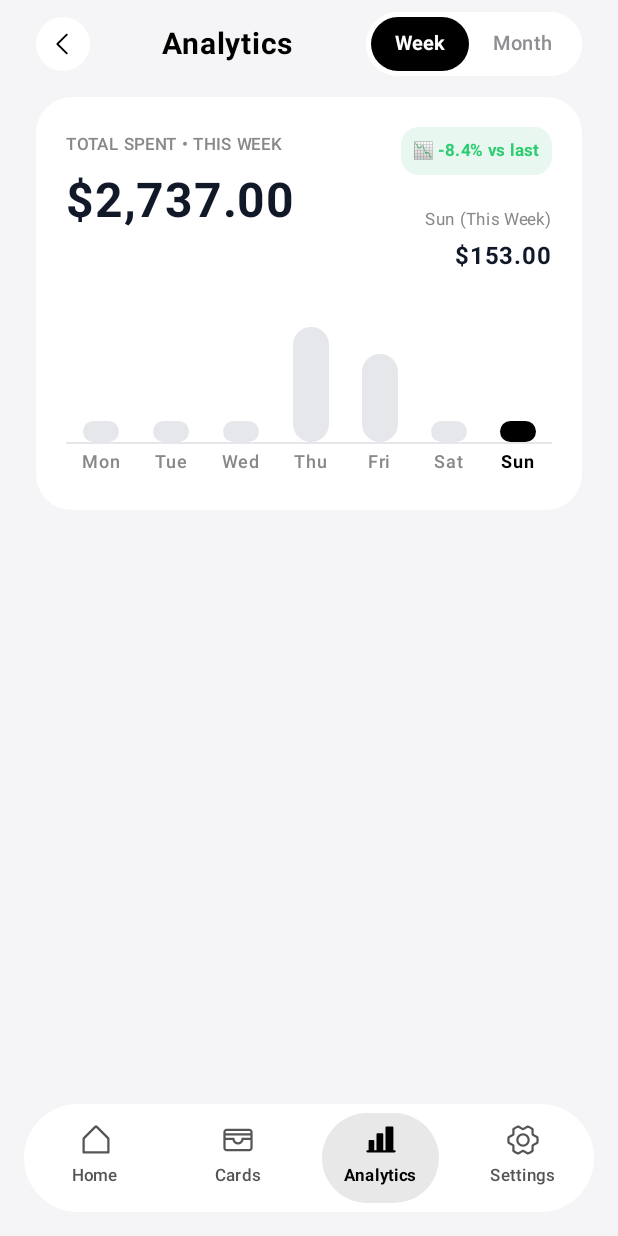
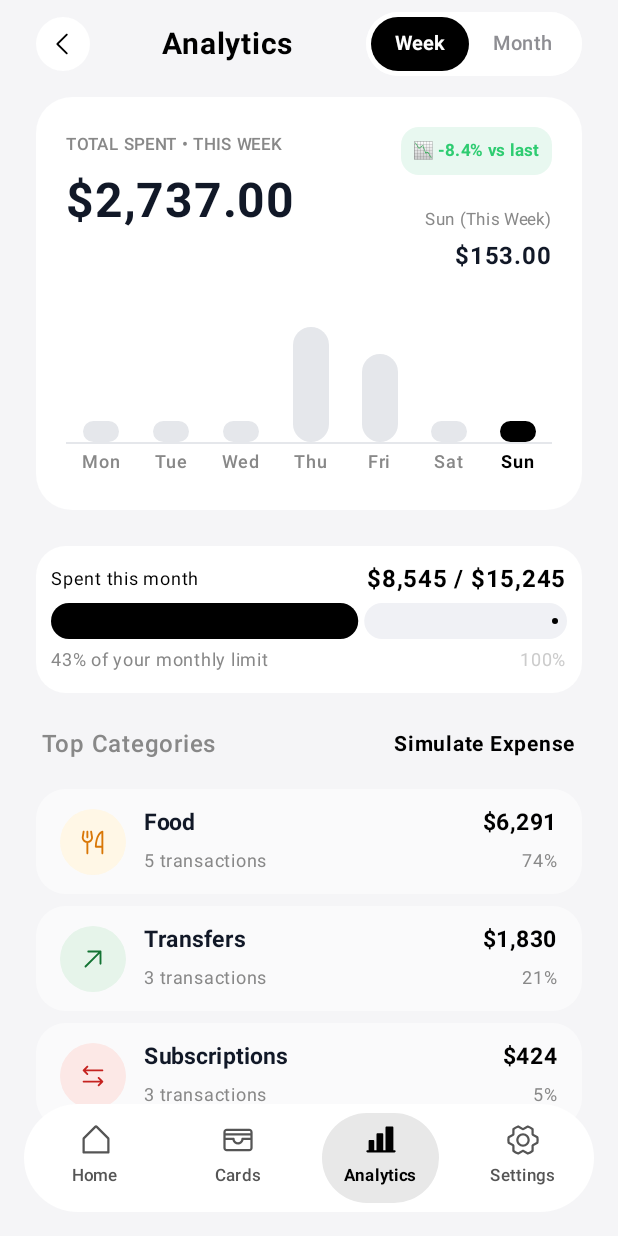
Before and after one commit to ahemdelsayedd010/Xpay, an Android app built with Jetpack Compose: the screen it shows after launch (MainActivity), after a tap on "Analytics", on a phone screen of 412 x 824 dp. Run offline under Robolectric (Android 15) with nearby library versions, the phone set to English and light mode, and no system bars.

Commit message:
top categories was added to AnalyticsScreen

```diff
--- a/app/src/main/java/com/example/xpay/ui/analytics/AnalyticsScreen.kt
+++ b/app/src/main/java/com/example/xpay/ui/analytics/AnalyticsScreen.kt
@@ -34,9 +34,38 @@ import androidx.compose.ui.unit.sp
 import com.example.xpay.R
 import com.example.xpay.navigation.BottomMenu
 import com.example.xpay.navigation.BottomMenuContent
+import com.example.xpay.ui.cards.MonthlyLimitCard
 import com.example.xpay.ui.theme.LightBg
 import com.example.xpay.ui.theme.XpayTheme
-
+private val sampleCategories = listOf(
+    CategoryExpense(
+        categoryName = "Food",
+        transactionCount = 5,
+        amountCents = 6291L, // $6,291.00
+        percentage = 74,
+        iconId = R.drawable.fork_knife,
+        iconBgColor = Color(0xFFFFF7E6),  // Soft warm amber background
+        iconTintColor = Color(0xFFD97706)  // Dark amber icon tint
+    ),
+    CategoryExpense(
+        categoryName = "Transfers",
+        transactionCount = 3,
+        amountCents = 1830L, // $1,830.00
+        percentage = 21,
+        iconId = R.drawable.ic_arrow_up_right,
+        iconBgColor = Color(0xFFE6F4EA),  // Soft green background
+        iconTintColor = Color(0xFF137333)  // Dark green icon tint
+    ),
+    CategoryExpense(
+        categoryName = "Subscriptions",
+        transactionCount = 3,
+        amountCents = 424L,  // $424.00
+        percentage = 5,
+        iconId = R.drawable.ic_arrows_left_right,
+        iconBgColor = Color(0xFFFCE8E6),  // Soft pink background
+        iconTintColor = Color(0xFFC5221F)  // Dark red icon tint
+    )
+)
 @Composable
 fun AnalyticsScreen() {
     var selectedTimeframe by remember { mutableStateOf("Week") }
@@ -69,6 +98,12 @@ fun AnalyticsScreen() {
             ) {
                 // Spending Bar Chart Card (Dual Week/Month mode)
                 AnalyticsSpendingCard(selectedTimeframe = selectedTimeframe)
+
+                Spacer(modifier = Modifier.height(24.dp))
+                MonthlyLimitCard()
+
+                Spacer(modifier = Modifier.height(12.dp))
+                TopCategoriesSection(sampleCategories)
 
                 Spacer(modifier = Modifier.height(100.dp)) // Extra space for floating bottom bar
             }
--- a/app/src/main/java/com/example/xpay/ui/analytics/AnalyticsSpendingCard.kt
+++ b/app/src/main/java/com/example/xpay/ui/analytics/AnalyticsSpendingCard.kt
@@ -127,7 +127,7 @@ fun AnalyticsSpendingCard(
 
             Spacer(modifier = Modifier.height(12.dp))
 
-            // 1. Vertical Capsule Bars Row
+            // Vertical Capsule Bars Row
             Row(
                 modifier = Modifier
                     .fillMaxWidth()
@@ -154,7 +154,7 @@ fun AnalyticsSpendingCard(
                     }
                 }
             }
-            // 2. Horizontal Bottom Baseline
+            // Horizontal Bottom Baseline
             Box(
                 modifier = Modifier
                     .fillMaxWidth()
@@ -162,7 +162,7 @@ fun AnalyticsSpendingCard(
                     .background(Color(0xFFE5E7EB))
             )
 
-            // 3. Day / Week Labels Row
+            // Day / Week Labels Row
             Row(
                 modifier = Modifier.fillMaxWidth(),
                 horizontalArrangement = Arrangement.SpaceBetween
--- /dev/null
+++ b/app/src/main/java/com/example/xpay/ui/analytics/CategoryExpense.kt
@@ -0,0 +1,13 @@
+package com.example.xpay.ui.analytics
+
+import androidx.compose.ui.graphics.Color
+
+data class CategoryExpense(
+    val categoryName: String,
+    val transactionCount: Int,
+    val amountCents: Long,
+    val percentage: Int,
+    val iconId: Int,
+    val iconBgColor: Color,
+    val iconTintColor: Color
+)
--- /dev/null
+++ b/app/src/main/java/com/example/xpay/ui/analytics/TopCategoriesSection.kt
@@ -0,0 +1,151 @@
+package com.example.xpay.ui.analytics
+
+import androidx.compose.foundation.background
+import androidx.compose.foundation.clickable
+import androidx.compose.foundation.layout.Arrangement
+import androidx.compose.foundation.layout.Box
+import androidx.compose.foundation.layout.Column
+import androidx.compose.foundation.layout.Row
+import androidx.compose.foundation.layout.Spacer
+import androidx.compose.foundation.layout.fillMaxWidth
+import androidx.compose.foundation.layout.height
+import androidx.compose.foundation.layout.padding
+import androidx.compose.foundation.layout.size
+import androidx.compose.foundation.layout.width
+import androidx.compose.foundation.shape.CircleShape
+import androidx.compose.foundation.shape.RoundedCornerShape
+import androidx.compose.material3.Icon
+import androidx.compose.material3.MaterialTheme
+import androidx.compose.material3.Text
+import androidx.compose.runtime.Composable
+import androidx.compose.ui.Alignment
+import androidx.compose.ui.Modifier
+import androidx.compose.ui.draw.clip
+import androidx.compose.ui.graphics.Color
+import androidx.compose.ui.res.painterResource
+import androidx.compose.ui.text.font.FontWeight
+import androidx.compose.ui.unit.dp
+import androidx.compose.ui.unit.sp
+import com.example.xpay.ui.cards.formatDollarAmount
+import com.example.xpay.ui.theme.CardSurfaceLight
+
+
+@Composable
+fun TopCategoriesSection(
+    categoriesExpense: List<CategoryExpense>,
+    modifier: Modifier = Modifier,
+    onSimulateClick: () -> Unit = {}
+) {
+
+    Column(modifier = modifier.fillMaxWidth()) {
+        Row(
+            modifier = Modifier
+                .fillMaxWidth()
+                .padding(horizontal = 4.dp, vertical = 10.dp),
+            horizontalArrangement = Arrangement.SpaceBetween,
+            verticalAlignment = Alignment.CenterVertically
+        ) {
+            Text(
+                text = "Top Categories",
+                fontSize = 16.sp,
+                fontWeight = FontWeight.Medium,
+                color = Color.Gray
+            )
+            Text(
+                text = "Simulate Expense",
+                fontSize = 14.sp,
+                fontWeight = FontWeight.Bold,
+                color = Color.Black,
+                modifier = Modifier.clickable { onSimulateClick() }
+            )
+        }
+
+        Spacer(modifier = Modifier.height(8.dp))
+
+        Column(
+            modifier = Modifier.fillMaxWidth(),
+            verticalArrangement = Arrangement.spacedBy(8.dp)
+        ) {
+
+            categoriesExpense.forEach { item ->
+                TopCategoriesItems(item)
+            }
+        }
+    }
+}
+@Composable
+fun TopCategoriesItems(
+    categoryExpense: CategoryExpense,
+    modifier: Modifier = Modifier,
+    onClick: () -> Unit = {}
+) {
+    Box(
+        modifier = modifier
+            .fillMaxWidth()
+            .clip(RoundedCornerShape(20.dp))
+            .background(CardSurfaceLight)
+            .clickable { onClick() }
+    ) {
+        Row(
+            modifier = Modifier
+                .fillMaxWidth()
+                .padding(horizontal = 16.dp, vertical = 10.dp),
+            horizontalArrangement = Arrangement.SpaceBetween,
+            verticalAlignment = Alignment.CenterVertically
+        ) {
+            // Circle Icon
+            Row(
+                verticalAlignment = Alignment.CenterVertically,
+                modifier = Modifier.weight(1f)
+            ) {
+                Box(
+                    modifier = Modifier
+                        .size(44.dp)
+                        .clip(CircleShape)
+                        .background(categoryExpense.iconBgColor),
+                    contentAlignment = Alignment.Center
+                ) {
+                    Icon(
+                        painter = painterResource(categoryExpense.iconId),
+                        contentDescription = categoryExpense.categoryName,
+                        tint = categoryExpense.iconTintColor,
+                        modifier = Modifier.size(20.dp)
+                    )
+                }
+
+                Spacer(modifier = Modifier.width(12.dp))
+
+                Column {
+                    Text(
+                        text = categoryExpense.categoryName,
+                        fontSize = 15.sp,
+                        fontWeight = FontWeight.Bold,
+                        color = MaterialTheme.colorScheme.onSurface
+                    )
+                    Spacer(modifier = Modifier.height(2.dp))
+                    Text(
+                        text = "${categoryExpense.transactionCount} transactions",
+                        fontSize = 12.sp,
+                        color = Color.Gray
+                    )
+                }
+            }
+
+            // Amount & Category Tag on Right
+            Column(horizontalAlignment = Alignment.End) {
+                Text(
+                    text = " ${formatDollarAmount(categoryExpense.amountCents)}",
+                    fontSize = 15.sp,
+                    fontWeight = FontWeight.Bold,
+                    color = Color.Black
+                )
+                Spacer(modifier = Modifier.height(2.dp))
+                Text(
+                    text = "${categoryExpense.percentage}%",
+                    fontSize = 12.sp,
+                    color = Color.Gray
+                )
+            }
+        }
+    }
+}
--- /dev/null
+++ b/app/src/main/res/drawable/fork_knife.xml
@@ -0,0 +1,9 @@
+<vector xmlns:android="http://schemas.android.com/apk/res/android"
+    android:width="32dp"
+    android:height="32dp"
+    android:viewportWidth="256"
+    android:viewportHeight="256">
+  <path
+      android:pathData="M72,88V40a8,8 0,0 1,16 0V88a8,8 0,0 1,-16 0ZM216,40V224a8,8 0,0 1,-16 0V176H152a8,8 0,0 1,-8 -8,268.75 268.75,0 0,1 7.22,-56.88c9.78,-40.49 28.32,-67.63 53.63,-78.47A8,8 0,0 1,216 40ZM200,53.9c-32.17,24.57 -38.47,84.42 -39.7,106.1H200ZM119.89,38.69a8,8 0,1 0,-15.78 2.63L112,88.63a32,32 0,0 1,-64 0l7.88,-47.31a8,8 0,1 0,-15.78 -2.63l-8,48A8.17,8.17 0,0 0,32 88a48.07,48.07 0,0 0,40 47.32V224a8,8 0,0 0,16 0V135.32A48.07,48.07 0,0 0,128 88a8.17,8.17 0,0 0,-0.11 -1.31Z"
+      android:fillColor="#000000"/>
+</vector>
--- /dev/null
+++ b/app/src/main/res/drawable/ic_arrow_up_right.xml
@@ -0,0 +1,9 @@
+<vector xmlns:android="http://schemas.android.com/apk/res/android"
+    android:width="32dp"
+    android:height="32dp"
+    android:viewportWidth="256"
+    android:viewportHeight="256">
+  <path
+      android:pathData="M200,64V168a8,8 0,0 1,-16 0V83.31L69.66,197.66a8,8 0,0 1,-11.32 -11.32L172.69,72H88a8,8 0,0 1,0 -16H192A8,8 0,0 1,200 64Z"
+      android:fillColor="#000000"/>
+</vector>
--- /dev/null
+++ b/app/src/main/res/drawable/ic_arrows_left_right.xml
@@ -0,0 +1,9 @@
+<vector xmlns:android="http://schemas.android.com/apk/res/android"
+    android:width="32dp"
+    android:height="32dp"
+    android:viewportWidth="256"
+    android:viewportHeight="256">
+  <path
+      android:pathData="M213.66,181.66l-32,32a8,8 0,0 1,-11.32 -11.32L188.69,184L48,184a8,8 0,0 1,0 -16L188.69,168l-18.35,-18.34a8,8 0,0 1,11.32 -11.32l32,32A8,8 0,0 1,213.66 181.66ZM74.34,117.66a8,8 0,0 0,11.32 -11.32L67.31,88L208,88a8,8 0,0 0,0 -16L67.31,72L85.66,53.66A8,8 0,0 0,74.34 42.34l-32,32a8,8 0,0 0,0 11.32Z"
+      android:fillColor="#000000"/>
+</vector>
--- /dev/null
+++ b/app/src/main/res/drawable/trend_down.xml
@@ -0,0 +1,9 @@
+<vector xmlns:android="http://schemas.android.com/apk/res/android"
+    android:width="32dp"
+    android:height="32dp"
+    android:viewportWidth="256"
+    android:viewportHeight="256">
+  <path
+      android:pathData="M240,128v64a8,8 0,0 1,-8 8H168a8,8 0,0 1,0 -16h44.69L136,107.31l-34.34,34.35a8,8 0,0 1,-11.32 0l-72,-72A8,8 0,0 1,29.66 58.34L96,124.69l34.34,-34.35a8,8 0,0 1,11.32 0L224,172.69V128a8,8 0,0 1,16 0Z"
+      android:fillColor="#000000"/>
+</vector>
--- /dev/null
+++ b/app/src/main/res/drawable/trend_up.xml
@@ -0,0 +1,9 @@
+<vector xmlns:android="http://schemas.android.com/apk/res/android"
+    android:width="32dp"
+    android:height="32dp"
+    android:viewportWidth="256"
+    android:viewportHeight="256">
+  <path
+      android:pathData="M240,56v64a8,8 0,0 1,-16 0V75.31l-82.34,82.35a8,8 0,0 1,-11.32 0L96,123.31 29.66,189.66a8,8 0,0 1,-11.32 -11.32l72,-72a8,8 0,0 1,11.32 0L136,140.69 212.69,64H168a8,8 0,0 1,0 -16h64A8,8 0,0 1,240 56Z"
+      android:fillColor="#000000"/>
+</vector>
```
